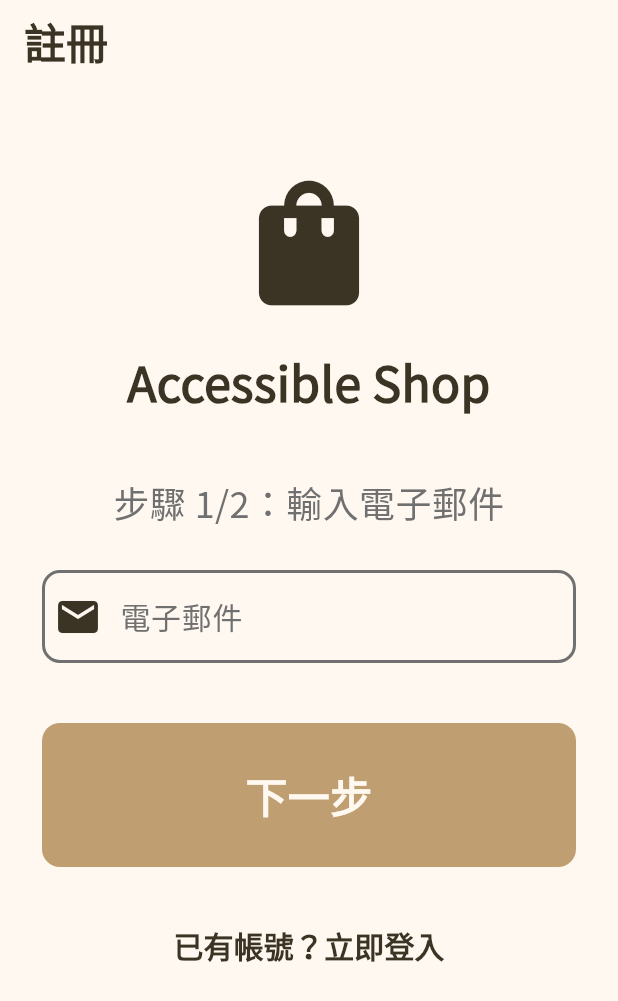
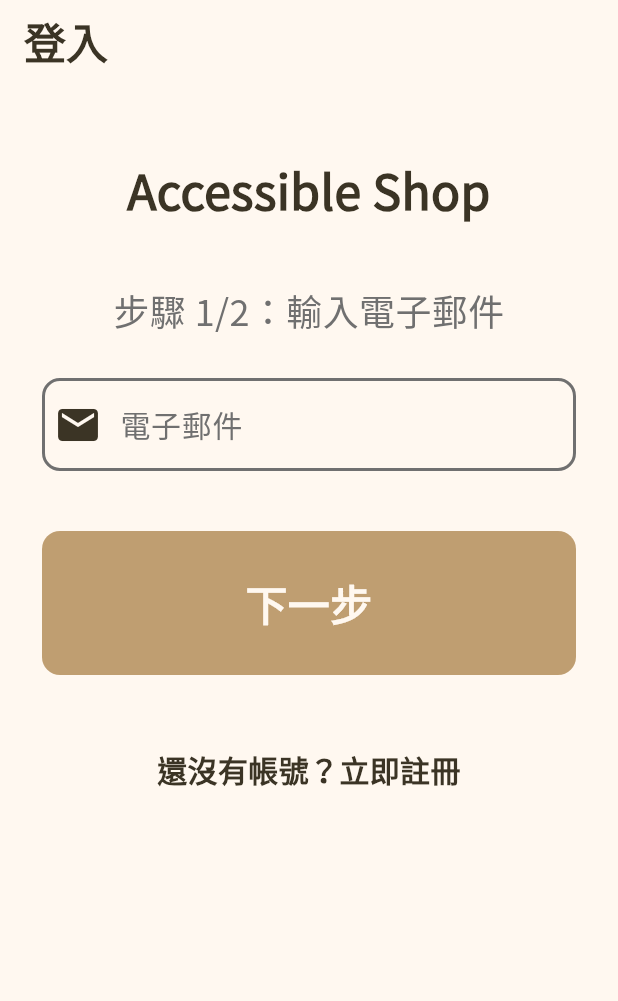
Before and after one commit to yusinchenn/accessible_shop, a Flutter app: the screen it shows after launch, after a tap on "還沒有帳號？立即註冊", on a phone screen of 412 x 824 dp. Shown: the top 1001 px of the screen. Run offline on Flutter 3.47's test engine with Material 3 defaults, Android fonts, the phone set to English and light mode, and no system bars; our stand-ins replace dio, firebase_auth, firebase_core, flutter_dotenv, flutter_tts, google_fonts and 1 more; accounts and stored records are empty; generated files the repository leaves out were written again.

Commit message:
更新登入頁面語音體驗

```diff
--- a/lib/pages/auth/accessible_auth_page.dart
+++ b/lib/pages/auth/accessible_auth_page.dart
@@ -187,16 +187,19 @@ class _AccessibleAuthPageState extends State<AccessibleAuthPage> {
 
   /// 步驟 1: 電子郵件輸入
   Widget _buildEmailStep() {
-    return SafeArea(
+    return GestureDetector(
+      behavior: HitTestBehavior.opaque,
+      onTap: () {
+        // 單擊非按鈕非輸入框區域，重新朗讀頁面說明
+        _announceCurrentPage();
+      },
+      child: SafeArea(
         child: SingleChildScrollView(
           padding: EdgeInsets.all(AppSpacing.lg),
           child: Column(
             mainAxisAlignment: MainAxisAlignment.center,
             crossAxisAlignment: CrossAxisAlignment.stretch,
             children: [
-            SizedBox(height: AppSpacing.lg),
-            // Logo
-            Icon(Icons.shopping_bag, size: 100, color: AppColors.text_2),
               SizedBox(height: AppSpacing.md),
               Text(
                 'Accessible Shop',
@@ -278,14 +281,19 @@ class _AccessibleAuthPageState extends State<AccessibleAuthPage> {
               ),
               SizedBox(height: AppSpacing.lg),
 
-            // 切換模式
-            TextButton(
-              onPressed: _toggleMode,
+              // 切換模式（雙擊確認）
+              DoubleClickButton(
+                onConfirm: _toggleMode,
+                buttonText: _isLoginMode ? '註冊入口' : '登入入口',
+                child: Container(
+                  padding: EdgeInsets.symmetric(vertical: AppSpacing.md),
                   child: Text(
                     _isLoginMode ? '還沒有帳號？立即註冊' : '已有帳號？立即登入',
+                    textAlign: TextAlign.center,
                     style: AppTextStyles.body.copyWith(
                       color: AppColors.text_2,
                       fontWeight: FontWeight.w600,
+                    ),
                   ),
                 ),
               ),
@@ -293,12 +301,19 @@ class _AccessibleAuthPageState extends State<AccessibleAuthPage> {
             ],
           ),
         ),
+      ),
     );
   }
 
   /// 步驟 2: 密碼輸入
   Widget _buildPasswordStep() {
-    return SafeArea(
+    return GestureDetector(
+      behavior: HitTestBehavior.opaque,
+      onTap: () {
+        // 單擊非按鈕非輸入框區域，重新朗讀頁面說明
+        _announceCurrentPage();
+      },
+      child: SafeArea(
         child: SingleChildScrollView(
           padding: EdgeInsets.all(AppSpacing.lg),
           child: Column(
@@ -434,6 +449,7 @@ class _AccessibleAuthPageState extends State<AccessibleAuthPage> {
             ],
           ),
         ),
+      ),
     );
   }
 }
@@ -463,8 +479,9 @@ class _DoubleClickButtonState extends State<DoubleClickButton> {
 
     if (_lastTapTime != null &&
         now.difference(_lastTapTime!) < const Duration(milliseconds: 500)) {
-      // 雙擊 - 執行動作
+      // 雙擊 - 打斷舊語音，然後執行動作
       _lastTapTime = null;
+      ttsHelper.stop(); // 停止當前語音
       widget.onConfirm();
     } else {
       // 單擊 - 朗讀提示
```
Lines whose indentation alone changed are shown as unchanged.
